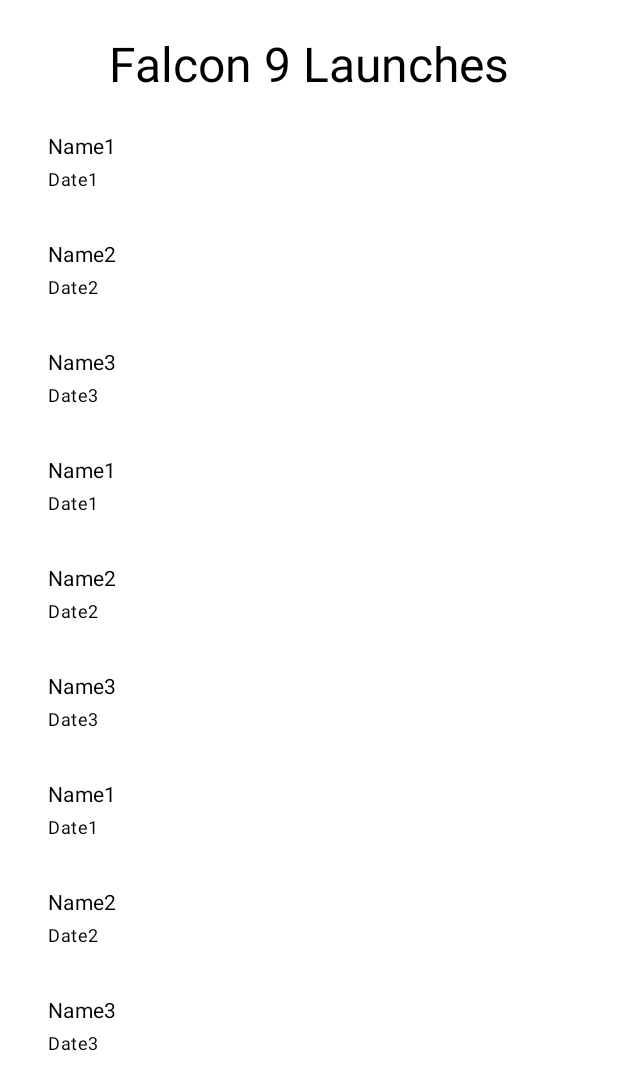
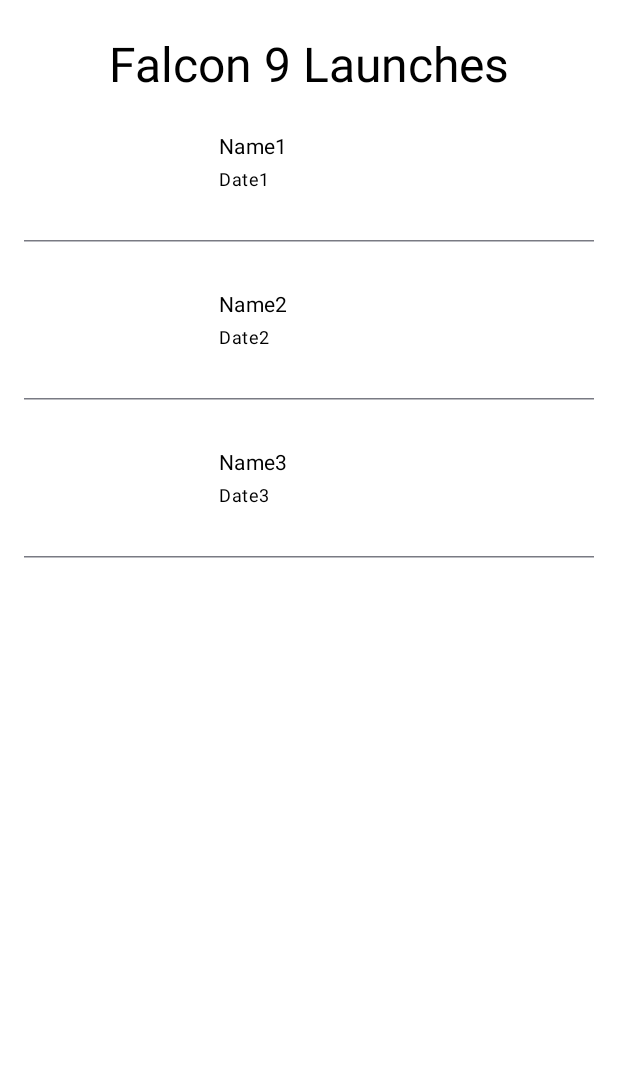
Before and after one commit to mccartneym/spacex, an Android app built with Jetpack Compose: the @Preview function ListHasContentPreview, on a phone screen of 412 x 824 dp. Shown: the top 1090 px of the screen. Run offline under Robolectric (Android 15) with nearby library versions, the phone set to English and light mode, and no system bars; pictures from the network do not load.

```diff
--- a/app/src/main/java/uk/co/bits/spacex/ui/LaunchListScreen.kt
+++ b/app/src/main/java/uk/co/bits/spacex/ui/LaunchListScreen.kt
@@ -1,14 +1,10 @@
 package uk.co.bits.spacex.ui
 
-import androidx.compose.foundation.layout.Column
-import androidx.compose.foundation.layout.Row
-import androidx.compose.foundation.layout.fillMaxSize
-import androidx.compose.foundation.layout.fillMaxWidth
-import androidx.compose.foundation.layout.padding
-import androidx.compose.foundation.layout.size
+import androidx.compose.foundation.layout.*
 import androidx.compose.foundation.lazy.LazyColumn
+import androidx.compose.foundation.lazy.items
 import androidx.compose.material3.CircularProgressIndicator
-import androidx.compose.material3.MaterialTheme
+import androidx.compose.material3.HorizontalDivider
 import androidx.compose.material3.MaterialTheme.typography
 import androidx.compose.material3.Text
 import androidx.compose.runtime.Composable
@@ -54,37 +50,27 @@ fun LaunchList(state: LaunchListViewState) {
         )
 
         when (state) {
-            ListLoading -> {
-                CircularProgressIndicator(
+            ListLoading -> CircularProgressIndicator(
                 modifier = Modifier
                     .padding(16.dp)
                     .size(50.dp)
                     .align(alignment = Alignment.CenterHorizontally)
             )
-            }
 
-            ListEmpty -> {
-                Text(
+            ListEmpty -> Text(
                 text = stringResource(R.string.empty_list),
                 style = typography.headlineLarge
             )
-            }
 
-            ListError -> {
-                Text(
+            ListError -> Text(
                 text = stringResource(R.string.error),
-                    style = MaterialTheme.typography.headlineSmall
+                style = typography.headlineSmall
             )
-            }
 
-            is ListHasContent -> {
-                val list = state.launchList
-                LazyColumn {
-                    items(list.size) {
-                        list.forEach {
-                            LaunchListItem(it)
-                        }
-                    }
+            is ListHasContent -> LazyColumn {
+                items(state.launchList) { item ->
+                    LaunchListItem(item)
+                    HorizontalDivider(modifier = Modifier.padding(vertical = 16.dp))
                 }
             }
         }
@@ -95,6 +81,7 @@ fun LaunchList(state: LaunchListViewState) {
 fun LaunchListItem(launch: Launch) {
     Row {
         AsyncImage(
+            modifier = Modifier.fillMaxWidth(0.3f),
             model = ImageRequest.Builder(LocalContext.current)
                 .data(launch.smallImageUrl)
                 .crossfade(true)
```
Lines whose indentation alone changed are shown as unchanged.
